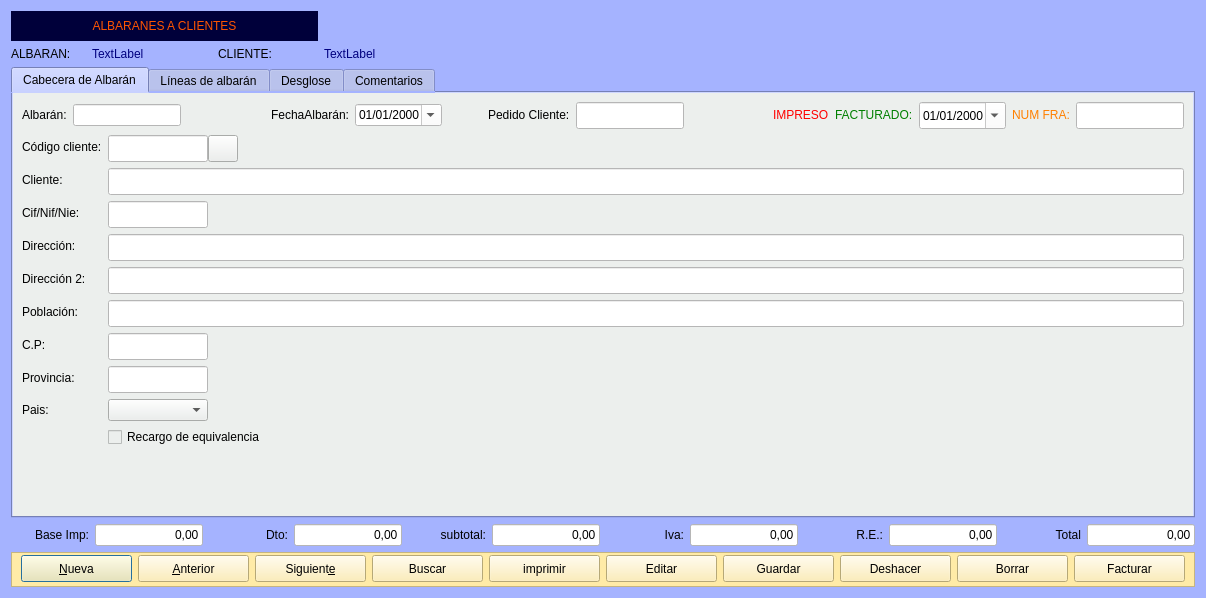
First picture: the form in Zona_Ventas/frmalbaran.ui, repository arcnexus/RedFoX, before the edit.
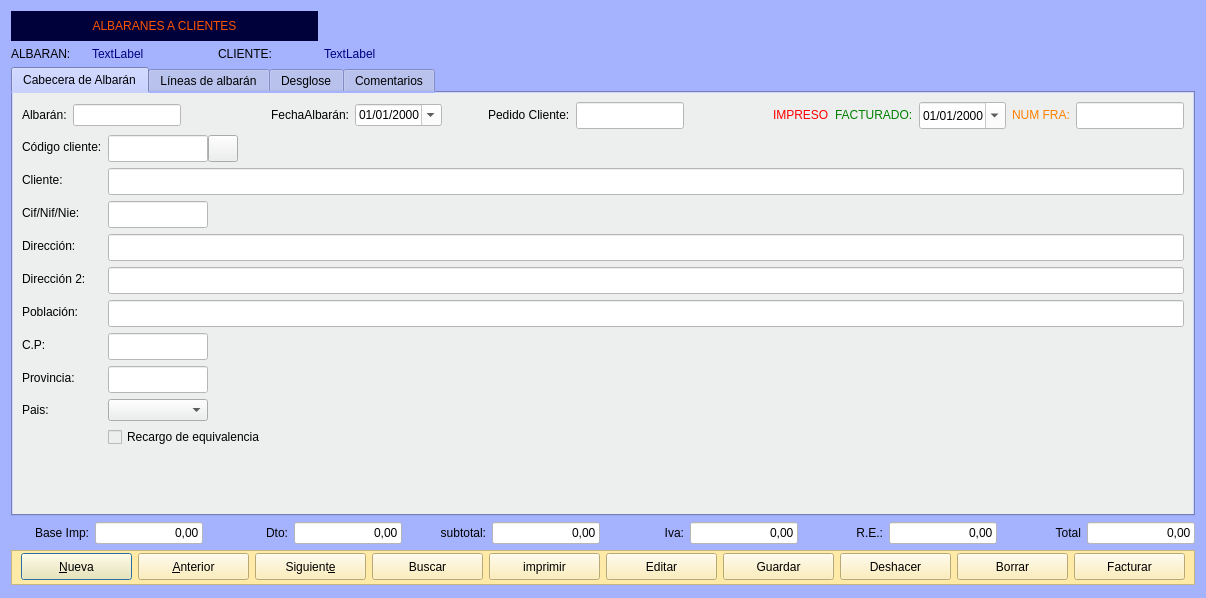
Second picture: the form after the edit. The open tabs and pages were chosen to show the change. Icons and pictures are not drawn.

```diff
--- a/Zona_Ventas/frmalbaran.ui
+++ b/Zona_Ventas/frmalbaran.ui
@@ -27,6 +27,9 @@
    <string notr="true">background-color: rgb(165, 179, 255);</string>
   </property>
   <layout class="QGridLayout" name="gridLayout_10">
+   <property name="bottomMargin">
+    <number>13</number>
+   </property>
    <item row="0" column="0" colspan="3">
     <widget class="QLabel" name="label_36">
      <property name="sizePolicy">
```
Left out of the diff: 2 changed lines with no effect on the pictures.
